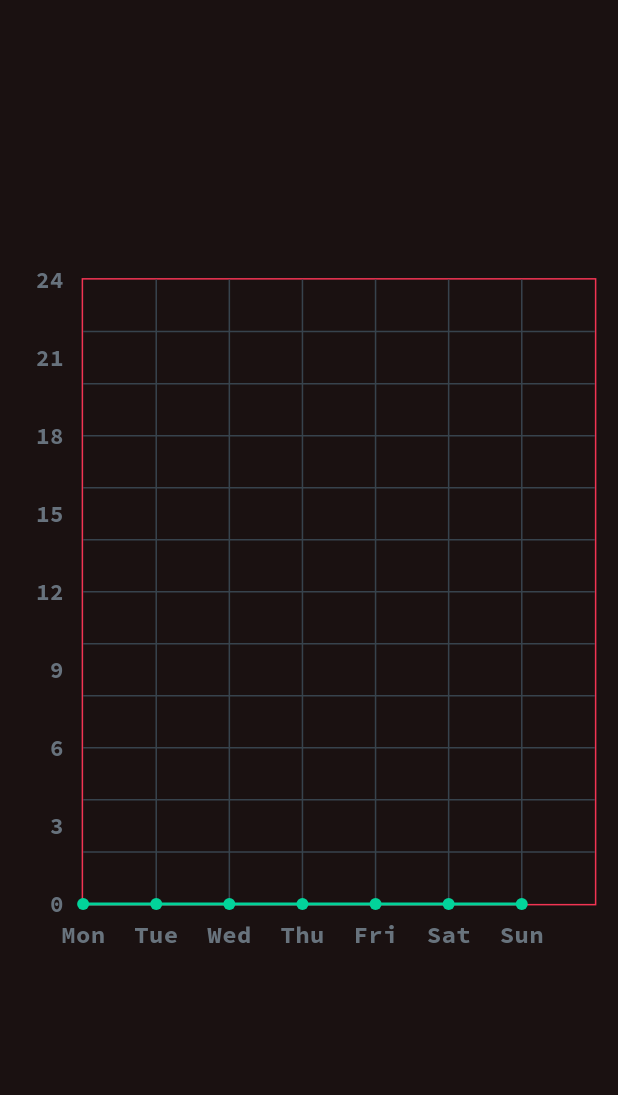
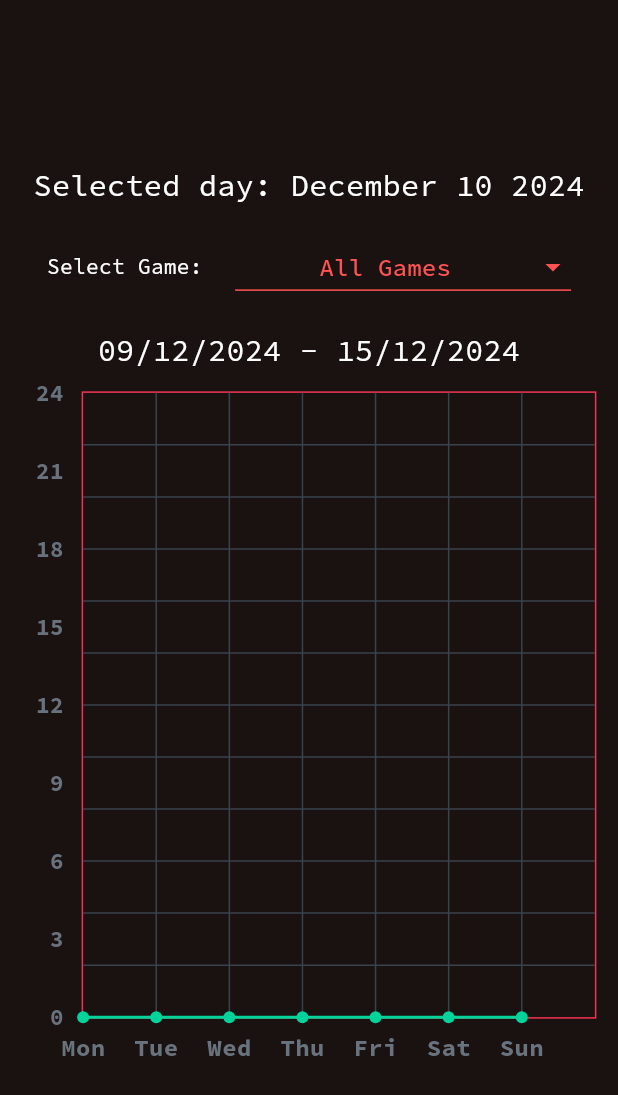
Before and after one commit to nikhil-RGB/gaming-tracker, a Flutter app: the StatisticsPage screen opened directly, on a phone screen of 412 x 824 dp. Shown: the top 1095 px of the screen. Run offline on Flutter 3.47's test engine with Material 3 defaults, Android fonts, the phone set to English and light mode, and no system bars; drawn by our look-alikes of fl_chart; our stand-ins replace calendar_date_picker2, fluttertoast, gap, google_fonts, image_picker, logger and 1 more.

Commit message:
✨ Add select games for stats feature

```diff
--- /dev/null
+++ b/fix-notes.txt
@@ -0,0 +1,4 @@
+- Hours> 24 can be saved as the play data for a game in a single day, causes graph issues, fix. - !!!
+- Data saved before 11-12-2024 is now inaccessible due to incorrect date format while naming the files (Note, not issue)
+- no confirmation pop up when data is saved for play information for a game on a certain day(navigates back to calendar page from performance page after saving; no pop-up) -!
+- Don't allow a game to be saved with a pre-existing name or "All Games" String literal-!!!!!
--- a/lib/main.dart
+++ b/lib/main.dart
@@ -49,7 +49,7 @@ Future<String> get _localPath async {
 
 //Converts the date to the required format
 String convertDate(DateTime now) {
-  String date = DateFormat('MMMM dd YYYY').format(now);
+  String date = DateFormat('MMMM dd yyyy').format(now);
   Logger().w(date); // Example output: "July 03 2024"
   return date;
 }
--- a/lib/models/DailyInfoList.dart
+++ b/lib/models/DailyInfoList.dart
@@ -6,6 +6,7 @@ import 'dart:io';
 import 'package:gaming_tracker/main.dart';
 import 'package:gaming_tracker/models/PlayInformation.dart';
 import 'package:json_annotation/json_annotation.dart';
+import 'package:logger/logger.dart';
 part 'DailyInfoList.g.dart';
 
 @JsonSerializable()
@@ -87,6 +88,20 @@ class DailyInfoList {
     return total;
   }
 
+  double hoursFor(String name) {
+    if (name == "All Games") {
+      Logger().w("hoursFor() function used for All Games");
+      return totalHours();
+    }
+    double hoursPlayed = 0;
+    gamesPlayed.forEach((game) {
+      if (game.game.game_name == name) {
+        hoursPlayed += game.hours;
+      }
+    });
+    return hoursPlayed;
+  }
+
   //week range
   static List<DateTime> weekRange(DateTime obj) {
     return getDaysBetween(getMostRecentMonday(obj), getNearestSunday(obj));
--- a/lib/pages/CalendarPage.dart
+++ b/lib/pages/CalendarPage.dart
@@ -17,7 +17,7 @@ class _CalendarPageState extends State<CalendarPage> {
   @override
   Widget build(BuildContext context) {
     //Current date to initialize the calendar
-    DateTime today = DateTime.now();
+    DateTime today = globalReferenceDay;
     List<DateTime?> _dates = [today];
     return Scaffold(
       backgroundColor: const Color(0xFF1E1E1E),
--- a/lib/pages/StatisticsPage.dart
+++ b/lib/pages/StatisticsPage.dart
@@ -1,7 +1,14 @@
 import 'package:flutter/material.dart';
+import 'package:gaming_tracker/main.dart';
 import 'package:gaming_tracker/models/DailyInfoList.dart';
 import 'package:gaming_tracker/pages/CalendarPage.dart';
 import 'package:gaming_tracker/widgets/LineChartWidget.dart';
+import 'package:gap/gap.dart';
+import 'package:intl/intl.dart';
+import 'package:logger/logger.dart';
+
+String initialGameValue = "All Games";
+const String defaultGameSelection = "All Games";
 
 class StatisticsPage extends StatefulWidget {
   @override
@@ -18,15 +25,98 @@ class _StatisticsPageState extends State<StatisticsPage> {
       },
     ).toList();
     List<double> hours = plinfos.map((plinfo) {
-      return plinfo.totalHours();
+      if (initialGameValue == defaultGameSelection) {
+        return plinfo.totalHours();
+      } else {
+        return plinfo.hoursFor(initialGameValue);
+      }
     }).toList();
-    return Scaffold(
-      body: Center(
-        child: SizedBox(
-            height: MediaQuery.of(context).size.height * 0.55,
-            width: MediaQuery.of(context).size.width * 0.93,
-            child: LineChartWidget(game_name: "All Games", hours: hours)),
+    return SafeArea(
+      child: Scaffold(
+        body: Center(
+          child: Column(
+            mainAxisSize: MainAxisSize.min,
+            children: [
+              Text(
+                "Selected day: ${convertDate(globalReferenceDay)}",
+                style: const TextStyle(color: Colors.white, fontSize: 20),
+              ),
+              const Gap(15),
+              selectGameDropdown(),
+              const Gap(18),
+              Text(
+                "${formatNumericDate(DailyInfoList.getMostRecentMonday(globalReferenceDay))} - ${formatNumericDate(DailyInfoList.getNearestSunday(globalReferenceDay))}",
+                style: const TextStyle(color: Colors.white, fontSize: 20),
+              ),
+              const Gap(12),
+              SizedBox(
+                height: MediaQuery.of(context).size.height * 0.55,
+                width: MediaQuery.of(context).size.width * 0.93,
+                child:
+                    LineChartWidget(game_name: initialGameValue, hours: hours),
+              ),
+            ],
+          ),
+        ),
       ),
     );
   }
+
+  String formatNumericDate(DateTime now) {
+    String date = DateFormat('dd/MM/yyyy').format(now);
+    Logger().w(date); // Example output: "11-12-2024"
+    return date;
+  }
+
+  Widget selectGameDropdown() {
+    List<String> games =
+        getGameData().map((gameData) => gameData.game_name).toList();
+    games.add("All Games");
+    return Row(
+      mainAxisAlignment: MainAxisAlignment.center,
+      children: [
+        const Text(
+          "Select Game: ",
+          style: TextStyle(color: Colors.white),
+        ),
+        const Gap(13.0),
+        DropdownButton<String>(
+            iconEnabledColor: Colors.redAccent,
+            dropdownColor: Colors.redAccent,
+            underline: Container(
+              height: 1,
+              color: Colors.redAccent,
+            ),
+            value: initialGameValue,
+            selectedItemBuilder: (BuildContext context) {
+              return games.map((String value) {
+                return Container(
+                  alignment: Alignment.center,
+                  constraints: const BoxConstraints(minWidth: 200),
+                  child: Text(
+                    value,
+                    style: const TextStyle(color: Colors.redAccent),
+                  ),
+                );
+              }).toList();
+            },
+            items: games.map((gameName) {
+              return DropdownMenuItem(
+                  value: gameName,
+                  child: Text(
+                    gameName,
+                    style: const TextStyle(color: Colors.white),
+                  ));
+            }).toList(),
+            onChanged: (Object? value) {
+              if (value == null) {
+                return;
+              }
+              setState(() {
+                initialGameValue = value as String;
+              });
+            })
+      ],
+    );
+  }
 }
```
